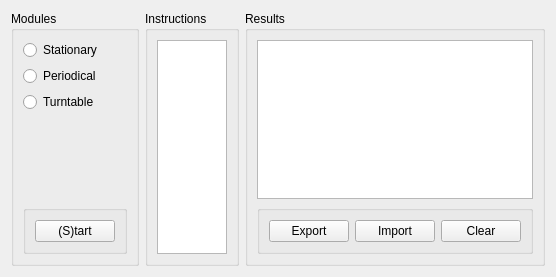
Qt form tinyos-2.x/trunk/support/cpp/TestShimmer/src/CalibrationWidget.ui (baharev/szte-wsn-code) before a commit.
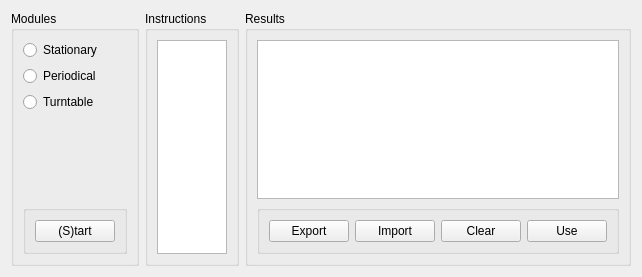
The same form after that commit.

Commit message: bugfixes added Use button in calibration widget

Patch:
```diff
--- a/tinyos-2.x/trunk/support/cpp/TestShimmer/src/CalibrationWidget.ui
+++ b/tinyos-2.x/trunk/support/cpp/TestShimmer/src/CalibrationWidget.ui
@@ -9,7 +9,7 @@
    <rect>
     <x>0</x>
     <y>0</y>
-    <width>509</width>
+    <width>513</width>
     <height>277</height>
    </rect>
   </property>
@@ -130,6 +130,13 @@
            </property>
           </widget>
          </item>
+         <item>
+          <widget class="QPushButton" name="useButton">
+           <property name="text">
+            <string>Use</string>
+           </property>
+          </widget>
+         </item>
         </layout>
        </widget>
       </item>
```
The commit also changes 6 other files.
